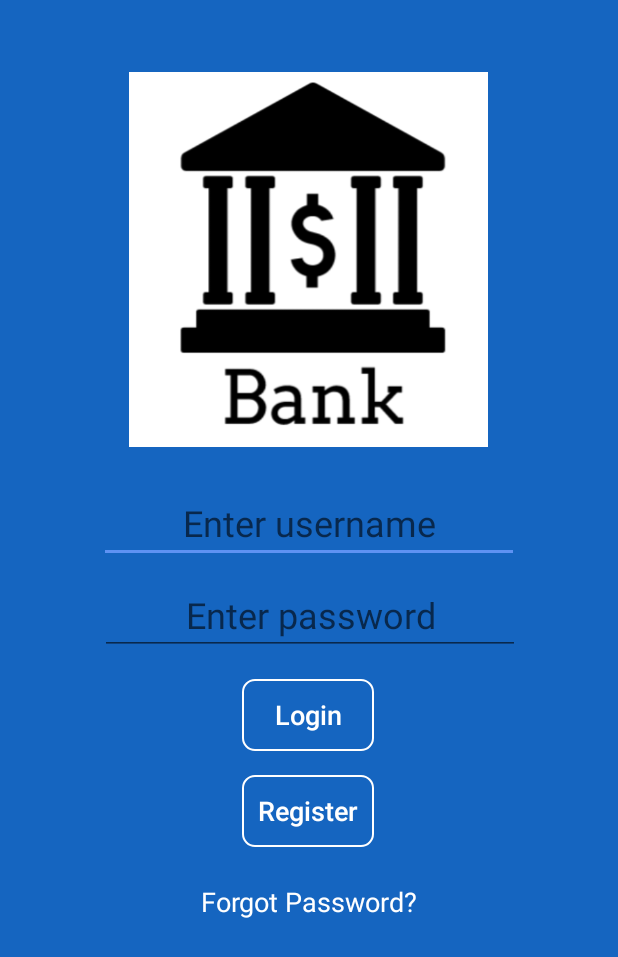
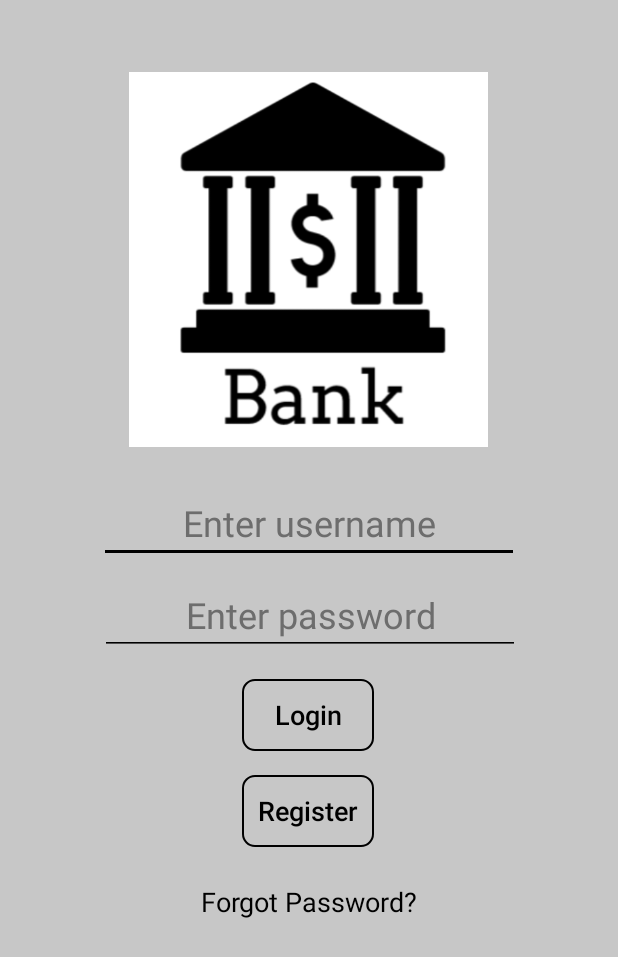
Before and after one commit to tanchekwei/banking-app, an Android app: the screen it shows after launch (LoginActivity), on a phone screen of 412 x 824 dp. Shown: the top 957 px of the screen. Run offline under Robolectric (Android 15) with nearby library versions, the phone set to English and light mode, and no system bars.

Commit message:
add high contrast theme for elderly

```diff
--- /dev/null
+++ b/app/src/main/res/drawable/button_text_color.xml
@@ -0,0 +1,21 @@
+<selector xmlns:android="http://schemas.android.com/apk/res/android">
+
+    <!-- Focused and not pressed -->
+    <item android:state_focused="true"
+        android:state_pressed="false"
+        android:color="#000000" />
+
+    <!-- Focused and pressed -->
+    <item android:state_focused="true"
+        android:state_pressed="true"
+        android:color="#ffffff" />
+
+    <!-- Unfocused and pressed -->
+    <item android:state_focused="false"
+        android:state_pressed="true"
+        android:color="#ffffff" />
+
+    <!-- Default color -->
+    <item android:color="#000000" />
+
+</selector>
--- a/app/src/main/res/drawable/login_page_button_style.xml
+++ b/app/src/main/res/drawable/login_page_button_style.xml
@@ -3,14 +3,14 @@
     <item android:state_pressed="true">
         <shape android:shape="rectangle">
             <corners android:radius="8dp" />
-            <stroke android:color="@color/colorWhite" android:width="1dip" />
-            <solid android:color="@color/colorAccent" />
+            <stroke android:color="@color/primaryTextColor" android:width="1dip" />
+            <solid android:color="@color/secondaryLightColor" />
         </shape>
     </item>
     <item>
         <shape android:shape="rectangle">
             <corners android:radius="8dp" />
-            <stroke android:color="@color/colorWhite" android:width="1dip" />
+            <stroke android:color="@color/primaryTextColor" android:width="1dip" />
         </shape>
     </item>
 </selector>
--- a/app/src/main/res/layout/activity_login.xml
+++ b/app/src/main/res/layout/activity_login.xml
@@ -19,7 +19,7 @@
         android:onClick="login"
         android:text="@string/login"
         android:textAllCaps="false"
-        android:textColor="@color/colorWhite"
+        android:textColor="@drawable/button_text_color"
         android:textSize="18sp"
         app:layout_constraintEnd_toEndOf="parent"
         app:layout_constraintHorizontal_bias="0.491"
@@ -36,12 +36,14 @@
         android:ems="10"
         android:gravity="center"
         android:hint="@string/username"
+        android:textColorHint="@color/secondaryLightColor"
         android:inputType="textEmailAddress"
-        android:textColor="@color/colorWhite"
+        android:textColor="@color/primaryTextColor"
         android:textSize="24sp"
         app:layout_constraintEnd_toEndOf="parent"
         app:layout_constraintStart_toStartOf="parent"
-        app:layout_constraintTop_toBottomOf="@+id/imageView2" />
+        app:layout_constraintTop_toBottomOf="@+id/imageView2"
+        android:backgroundTint="@color/primaryTextColor"/>
 
     <EditText
         android:id="@+id/editText_password"
@@ -53,13 +55,15 @@
         android:ems="10"
         android:gravity="center"
         android:hint="@string/cap_password"
+        android:textColorHint="@color/secondaryLightColor"
         android:inputType="textPassword"
-        android:textColor="@color/colorWhite"
+        android:textColor="@color/primaryTextColor"
         android:textSize="24sp"
         app:layout_constraintEnd_toEndOf="parent"
         app:layout_constraintHorizontal_bias="0.503"
         app:layout_constraintStart_toStartOf="parent"
-        app:layout_constraintTop_toBottomOf="@+id/editText_email" />
+        app:layout_constraintTop_toBottomOf="@+id/editText_email"
+        android:backgroundTint="@color/primaryTextColor"/>
 
     <Button
         android:id="@+id/button_register"
@@ -72,7 +76,7 @@
         android:onClick="register"
         android:text="@string/register"
         android:textAllCaps="false"
-        android:textColor="@color/colorWhite"
+        android:textColor="@drawable/button_text_color"
         android:textSize="18sp"
         app:layout_constraintEnd_toEndOf="parent"
         app:layout_constraintHorizontal_bias="0.498"
@@ -88,7 +92,7 @@
         android:layout_marginEnd="8dp"
         android:clickable="true"
         android:text="Forgot Password?"
-        android:textColor="@color/colorWhite"
+        android:textColor="@color/primaryTextColor"
         android:textSize="18sp"
         app:layout_constraintEnd_toEndOf="parent"
         app:layout_constraintStart_toStartOf="parent"
--- a/app/src/main/res/values/colors.xml
+++ b/app/src/main/res/values/colors.xml
@@ -1,9 +1,11 @@
 <?xml version="1.0" encoding="utf-8"?>
 <resources>
-    <color name="colorPrimary">#008577</color>
-    <color name="colorPrimaryDark">#00574B</color>
-    <color name="colorAccent">#D81B60</color>
-    <color name="colorGrey">#616161</color>
-    <color name="colorWhite">#ffffff</color>
-
+    <color name="primaryColor">#fafafa</color>
+    <color name="primaryLightColor">#ffffff</color>
+    <color name="primaryDarkColor">#c7c7c7</color>
+    <color name="secondaryColor">#424242</color>
+    <color name="secondaryLightColor">#6d6d6d</color>
+    <color name="secondaryDarkColor">#1b1b1b</color>
+    <color name="primaryTextColor">#000000</color>
+    <color name="secondaryTextColor">#ffffff</color>
 </resources>
--- a/app/src/main/res/values/styles.xml
+++ b/app/src/main/res/values/styles.xml
@@ -4,9 +4,9 @@
     <!-- Base application theme. -->
     <style name="AppTheme" parent="Theme.AppCompat.Light.DarkActionBar">
         <!-- Customize your theme here. -->
-        <item name="colorPrimary">@color/colorPrimary</item>
-        <item name="colorPrimaryDark">@color/colorPrimaryDark</item>
-        <item name="colorAccent">@color/colorAccent</item>
+        <item name="colorPrimary">@color/primaryColor</item>
+        <item name="colorPrimaryDark">@color/primaryDarkColor</item>
+        <item name="colorAccent">@color/primaryLightColor</item>
 
         <item name="windowActionBar">false</item>
         <item name="windowNoTitle">true</item>
@@ -39,11 +39,11 @@
     <style name="AppTheme.LoginActivity">
         <item name="android:windowFullscreen">true</item>
         <item name="android:windowContentOverlay">@null</item>
-        <item name="android:background">#1565c0</item>
-        <item name="colorPrimaryDark">#003c8f</item>
-        <item name="android:statusBarColor">#1565c0</item>
-        <item name="colorPrimary">#1565c0</item>
-        <item name="colorAccent">#5e92f3</item>
+        <item name="android:background">@color/primaryDarkColor</item>
+        <item name="colorPrimaryDark">@color/primaryDarkColor</item>
+        <item name="android:statusBarColor">@color/primaryTextColor</item>
+        <item name="colorPrimary">@color/primaryColor</item>
+        <item name="colorAccent">@color/primaryTextColor</item>
         <item name="windowActionBar">false</item>
         <item name="windowNoTitle">true</item>
     </style>
```
